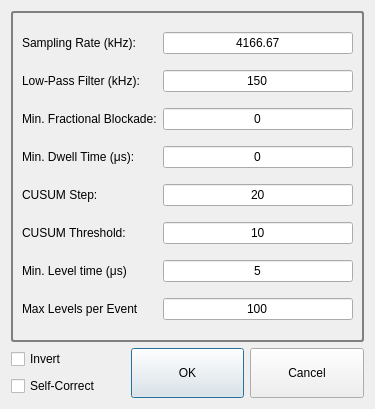
Above: PythIon/Designer Files/batchinfowidget.ui from GitQuark/Pyth-Ion before the change. Below: the same form after it.
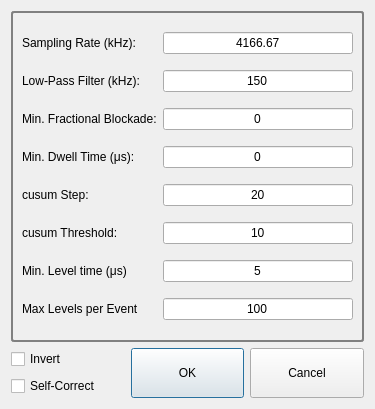
That is the form after the change.

The edit to the form file:
```diff
--- a/PythIon/Designer Files/batchinfowidget.ui
+++ b/PythIon/Designer Files/batchinfowidget.ui
@@ -39,7 +39,7 @@
       <item row="5" column="0">
        <widget class="QLabel" name="label_6">
         <property name="text">
-         <string>CUSUM Threshold:</string>
+         <string>cusum Threshold:</string>
         </property>
        </widget>
       </item>
@@ -117,7 +117,7 @@
       <item row="4" column="0">
        <widget class="QLabel" name="label_5">
         <property name="text">
-         <string>CUSUM Step:</string>
+         <string>cusum Step:</string>
         </property>
        </widget>
       </item>
```
